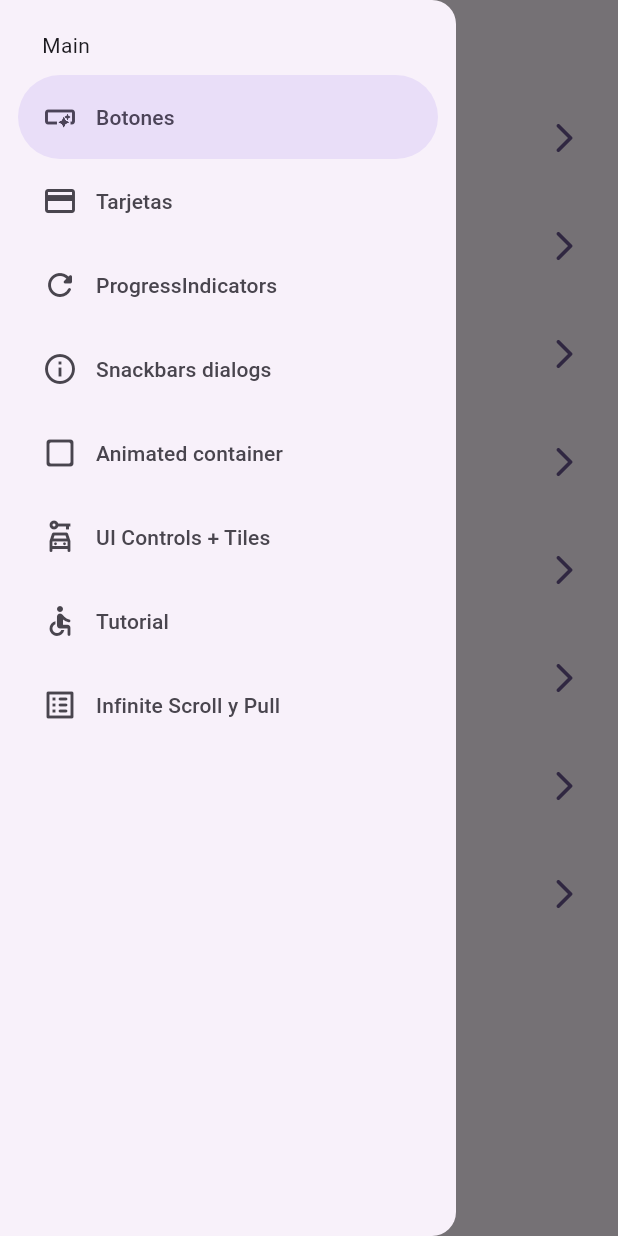
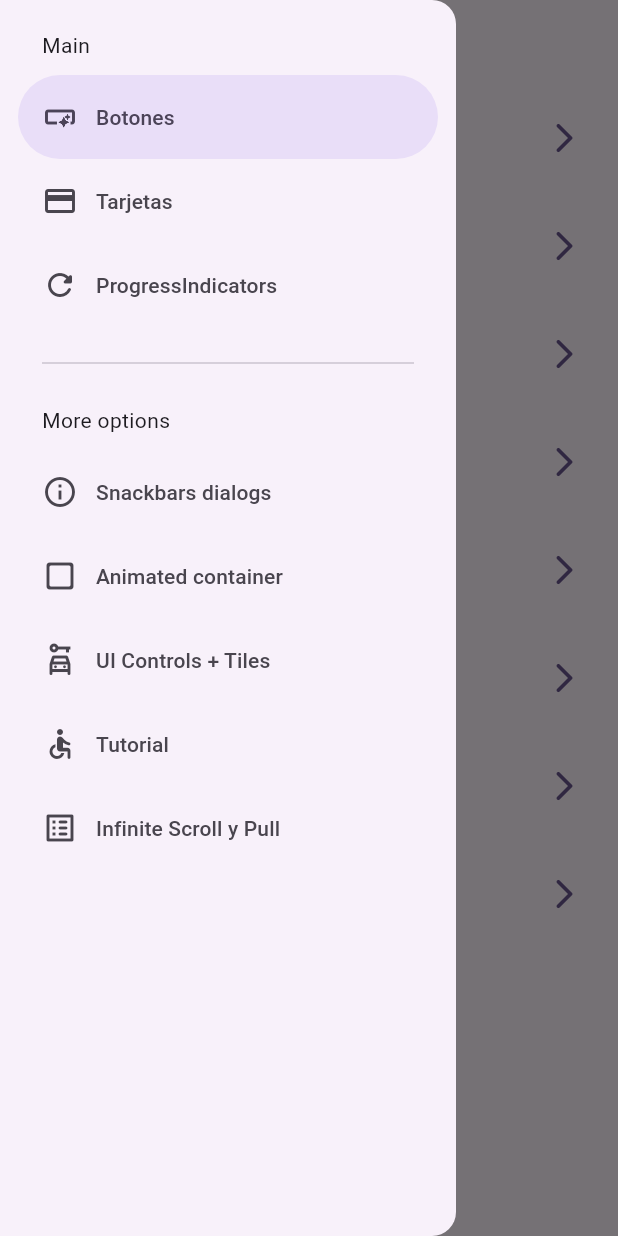
Before and after one commit to wildzek/widgets_app, a Flutter app: the screen it shows after launch, with the side drawer open, on a phone screen of 412 x 824 dp. Run offline on Flutter 3.47's test engine with Material 3 defaults, Android fonts, the phone set to English and light mode, and no system bars; our stand-ins replace go_router.

Commit message:
Separation between categories created on the menu. Also configured top Notch responsive

```diff
--- a/widgets_app/lib/presentation/widgets/side_menu.dart
+++ b/widgets_app/lib/presentation/widgets/side_menu.dart
@@ -29,13 +29,38 @@ class _SideMenuState extends State<SideMenu> {
             padding: EdgeInsets.fromLTRB(28, hasNotch ? 0 : 20, 16, 10),
             child: Text('Main'),
           ),
-          ...appMenuItems.map(
+          ...appMenuItems
+            .sublist(0,3)
 
+            .map(
             (item) => NavigationDrawerDestination(
               icon: Icon(item.icon),
               label: Text(item.title),
             ),
-          )
+          ),
+
+          const Padding(
+            padding: EdgeInsets.fromLTRB(28, 16, 28, 10),
+            child: Divider(),
+          ),
+
+          const Padding(
+            padding: EdgeInsets.fromLTRB(28, 10, 16, 10),
+            child: Text('More options'),
+          ),
+
+          ...appMenuItems
+            .sublist(3)
+
+            .map(
+            (item) => NavigationDrawerDestination(
+              icon: Icon(item.icon),
+              label: Text(item.title),
+            ),
+          ),
+
+
+
         ]);
   }
 }
```
